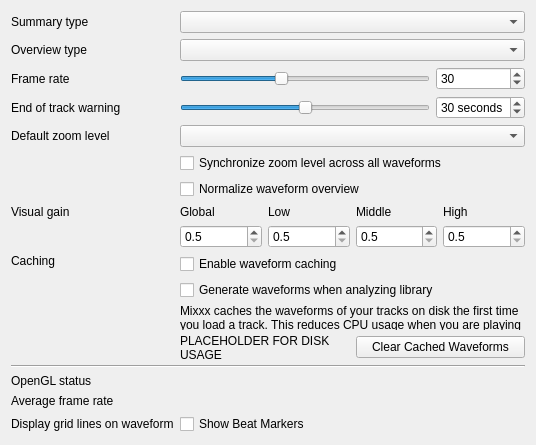
Above: src/preferences/dialog/dlgprefwaveformdlg.ui from mixxxdj/mixxx before the change. Below: the same form after it.
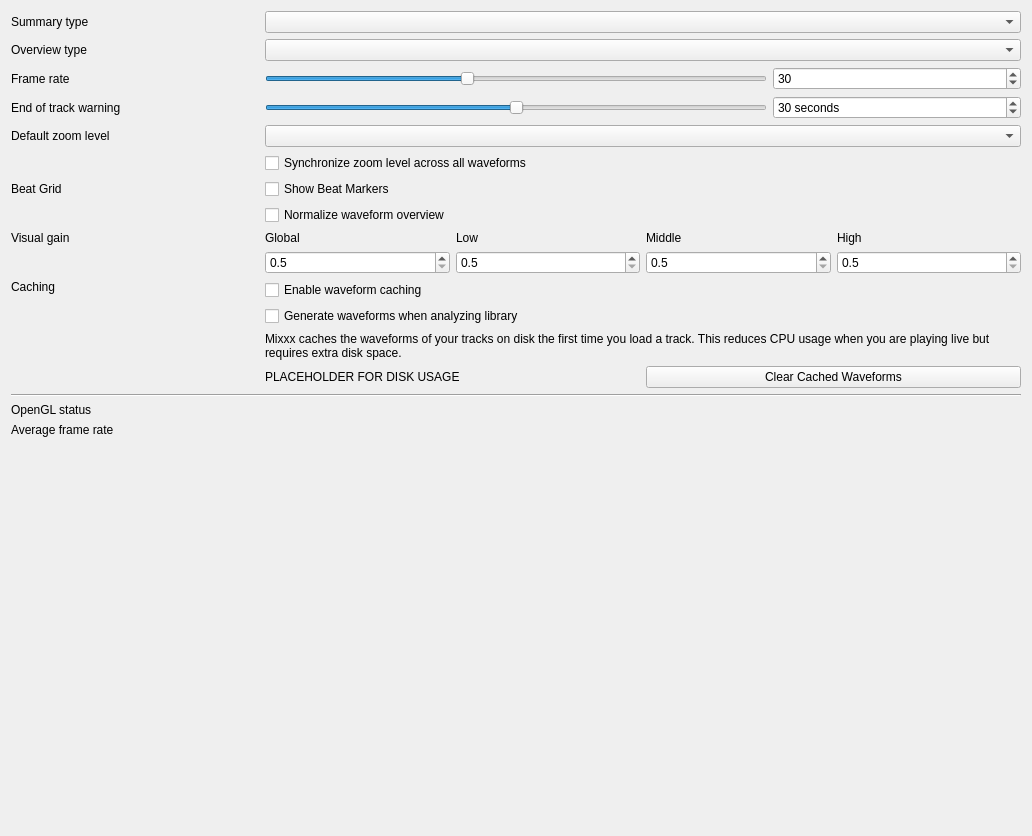
That is the form after the change.

Commit message: Simplify code to get default value in waveform widget. Move Beat Grid check box for easier discover

The edit to the form file:
```diff
--- a/src/preferences/dialog/dlgprefwaveformdlg.ui
+++ b/src/preferences/dialog/dlgprefwaveformdlg.ui
@@ -6,8 +6,8 @@
    <rect>
     <x>0</x>
     <y>0</y>
-    <width>536</width>
-    <height>445</height>
+    <width>1032</width>
+    <height>836</height>
    </rect>
   </property>
   <property name="windowTitle">
@@ -16,7 +16,7 @@
   <layout class="QGridLayout" name="gridLayout">
    <item row="0" column="0">
     <layout class="QGridLayout" name="gridLayout_2">
-     <item row="7" column="0">
+     <item row="8" column="0">
       <widget class="QLabel" name="visualGainLabel">
        <property name="text">
         <string>Visual gain</string>
@@ -57,14 +57,14 @@
        </property>
       </widget>
      </item>
-     <item row="6" column="1">
+     <item row="7" column="1">
       <widget class="QCheckBox" name="normalizeOverviewCheckBox">
        <property name="text">
         <string>Normalize waveform overview</string>
        </property>
       </widget>
      </item>
-     <item row="10" column="1">
+     <item row="11" column="1">
       <widget class="QLabel" name="openGlStatusIcon">
        <property name="toolTip">
         <string>Displays which OpenGL version is supported by the current platform.</string>
@@ -93,7 +93,7 @@
        </property>
       </widget>
      </item>
-     <item row="11" column="0">
+     <item row="12" column="0">
       <widget class="QLabel" name="openGlStatusLabel_2">
        <property name="toolTip">
         <string/>
@@ -106,19 +106,6 @@
        </property>
       </widget>
      </item>
-     <item row="12" column="0">
-      <widget class="QLabel" name="BeatgridWaveform">
-       <property name="toolTip">
-        <string/>
-       </property>
-       <property name="text">
-        <string>Display grid lines on waveform</string>
-       </property>
-       <property name="alignment">
-        <set>Qt::AlignLeading|Qt::AlignLeft|Qt::AlignVCenter</set>
-       </property>
-      </widget>
-     </item>
      <item row="2" column="0">
       <widget class="QLabel" name="frameRateLabel">
        <property name="text">
@@ -135,14 +122,14 @@
      <item row="4" column="1" colspan="3">
       <widget class="QComboBox" name="defaultZoomComboBox"/>
      </item>
-     <item row="9" column="0" colspan="4">
+     <item row="10" column="0" colspan="4">
       <widget class="Line" name="line">
        <property name="orientation">
         <enum>Qt::Horizontal</enum>
        </property>
       </widget>
      </item>
-     <item row="10" column="0">
+     <item row="11" column="0">
       <widget class="QLabel" name="openGlStatusLabel">
        <property name="toolTip">
         <string/>
@@ -177,7 +164,7 @@
        </property>
       </widget>
      </item>
-     <item row="7" column="1" colspan="3">
+     <item row="8" column="1" colspan="3">
       <layout class="QGridLayout" name="gridLayout_3">
        <item row="1" column="2">
         <widget class="QDoubleSpinBox" name="midVisualGain">
@@ -333,7 +320,7 @@
        </property>
       </widget>
      </item>
-     <item row="11" column="1">
+     <item row="12" column="1">
       <widget class="QLabel" name="frameRateAverage">
        <property name="toolTip">
         <string>Displays the actual frame rate.</string>
@@ -343,16 +330,6 @@
        </property>
       </widget>
      </item>
-     <item row="12" column="1">
-      <widget class="QCheckBox" name="beatGridLinesCheckBox">
-       <property name="toolTip">
-        <string>Beat Grid</string>
-       </property>
-       <property name="text">
-        <string>Show Beat Markers</string>
-       </property>
-      </widget>
-     </item>
      <item row="3" column="0">
       <widget class="QLabel" name="endOfTrackWarningTimeLabel">
        <property name="text">
@@ -433,7 +410,7 @@
        </property>
       </widget>
      </item>
-     <item row="8" column="0">
+     <item row="9" column="0">
       <widget class="QLabel" name="cachedWaveforms">
        <property name="text">
         <string>Caching</string>
@@ -443,7 +420,7 @@
        </property>
       </widget>
      </item>
-     <item row="8" column="1" colspan="3">
+     <item row="9" column="1" colspan="3">
       <layout class="QGridLayout" name="cachingGridLayout">
        <item row="3" column="1">
         <widget class="QPushButton" name="clearCachedWaveforms">
@@ -488,6 +465,29 @@
        </item>
       </layout>
      </item>
+     <item row="6" column="1">
+      <widget class="QCheckBox" name="beatGridLinesCheckBox">
+       <property name="toolTip">
+        <string>Beat Grid</string>
+       </property>
+       <property name="text">
+        <string>Show Beat Markers</string>
+       </property>
+      </widget>
+     </item>
+     <item row="6" column="0">
+      <widget class="QLabel" name="BeatgridWaveform">
+       <property name="toolTip">
+        <string/>
+       </property>
+       <property name="text">
+        <string>Beat Grid</string>
+       </property>
+       <property name="alignment">
+        <set>Qt::AlignLeading|Qt::AlignLeft|Qt::AlignVCenter</set>
+       </property>
+      </widget>
+     </item>
     </layout>
    </item>
    <item row="1" column="0">
```
The commit also changes 1 other file.
